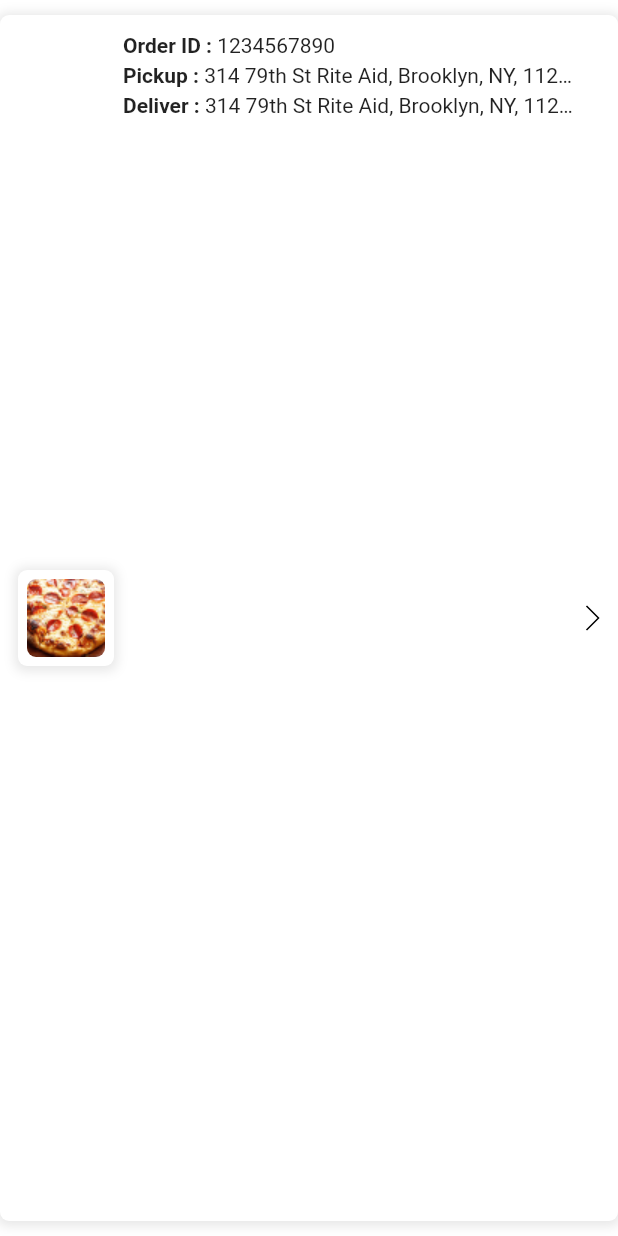
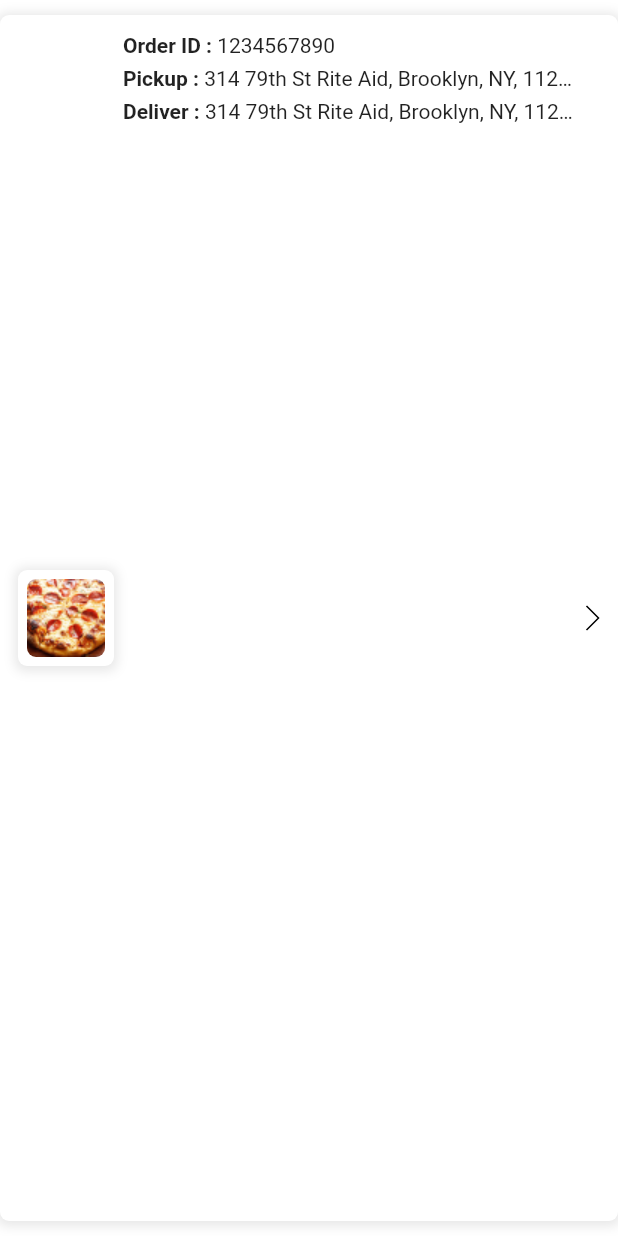
Before and after one commit to rohitsoni-simbiotik/tfms-devliery-user-app, a Flutter app: the OrderItems widget shown alone on an empty page, opened directly with sample values from the repository, on a phone screen of 412 x 824 dp. Run offline on Flutter 3.47's test engine with Material 2 defaults, Android fonts, the light colour scheme and no system bars; our stand-ins replace cached_network_image, dio, flutter_platform_widgets, flutter_svg, geolocator, get and 2 more; missing offline and left inert: custom_timer; accounts and stored records are empty.

```diff
--- a/lib/widgets/project_specific/OrderItem.dart
+++ b/lib/widgets/project_specific/OrderItem.dart
@@ -37,10 +37,10 @@ class OrderItems extends StatelessWidget {
                     children: [
                       _detailWidget(
                           'Order ID : ', (orderModel.orderId ?? 0).toString()),
-                      const SizedBox(height: 4),
+                      const SizedBox(height: 6),
                       _detailWidget(
                           'Pickup : ', orderModel.pickupAddress ?? ''),
-                      const SizedBox(height: 4),
+                      const SizedBox(height: 6),
                       _detailWidget(
                           'Deliver : ', orderModel.deliverAddress ?? ''),
                     ]),
```
